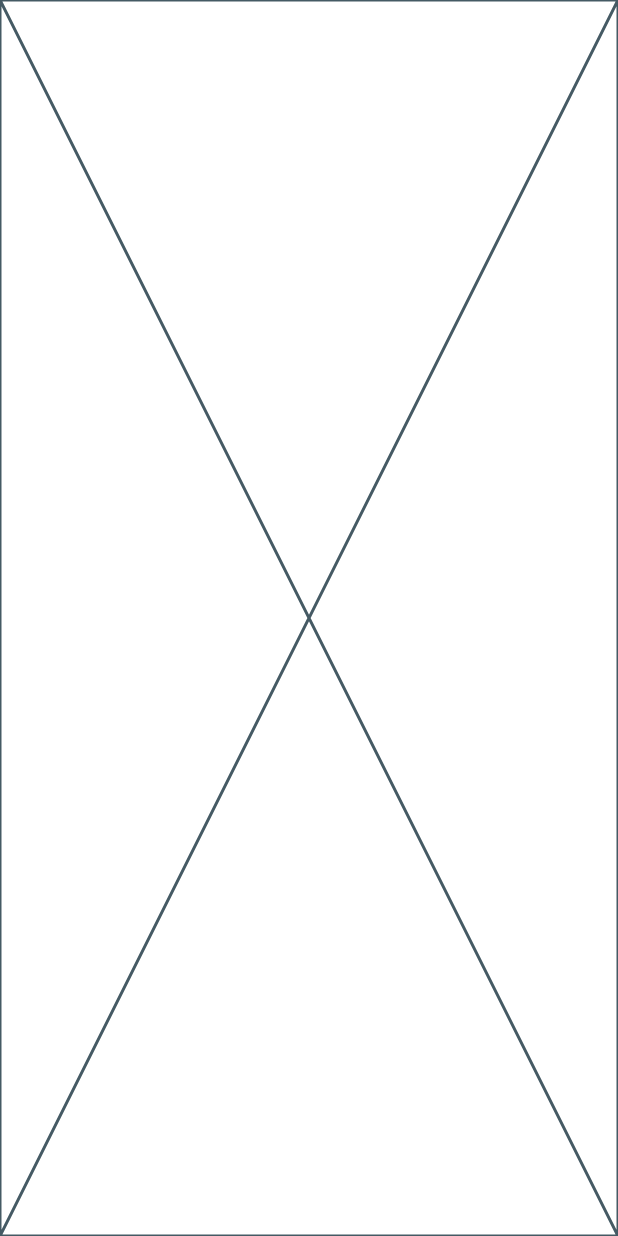
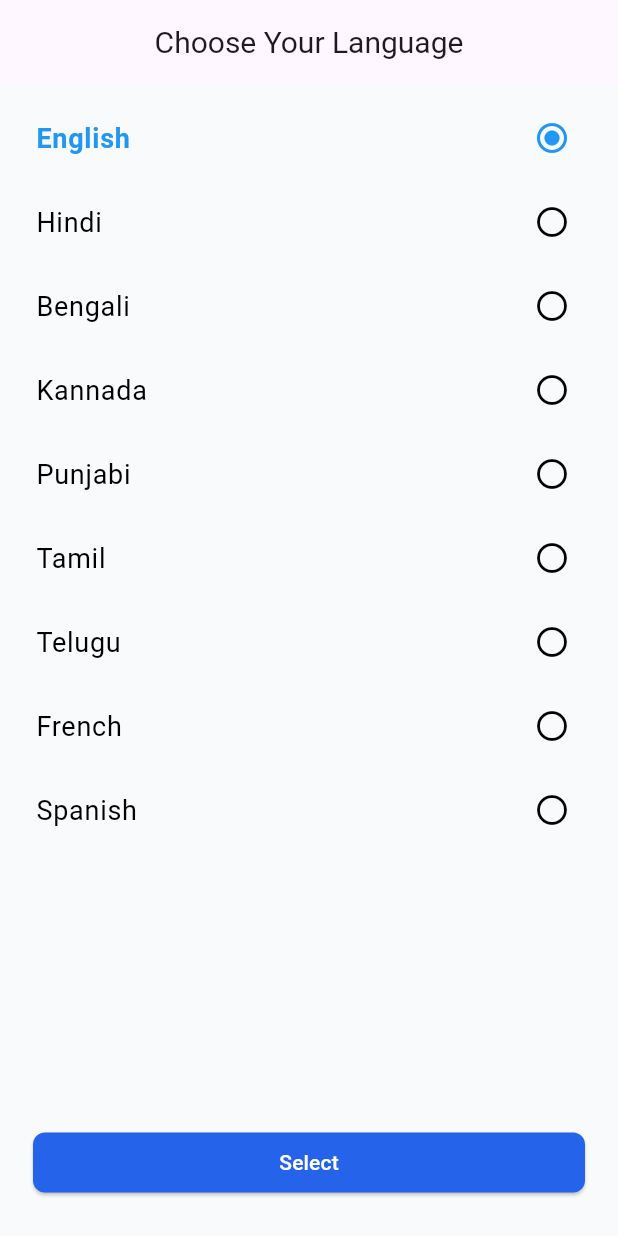
Before and after one commit to Mks30d/CalleyApp, a Flutter app: the screen it shows after launch, on a phone screen of 412 x 824 dp. Run offline on Flutter 3.47's test engine with Material 3 defaults, Android fonts, the phone set to English and light mode, and no system bars.

Commit message:
setup folder structure and LangScreen completed

```diff
--- a/lib/main.dart
+++ b/lib/main.dart
@@ -1,4 +1,4 @@
-import 'package:calley_app/ui/lang_page.dart';
+import 'package:calley_app/screens/lang_screen.dart';
 import 'package:flutter/material.dart';
 
 void main() {
@@ -13,7 +13,7 @@ class MyApp extends StatelessWidget {
     return MaterialApp(
       title: 'Calley App',
       debugShowCheckedModeBanner: false,
-      home: LangPage(),
+      home: LangScreen(),
     );
   }
 }
--- /dev/null
+++ b/lib/screens/graph_screen.dart
@@ -0,0 +1 @@
+import 'package:flutter/material.dart';
--- /dev/null
+++ b/lib/screens/lang_screen.dart
@@ -0,0 +1,67 @@
+import 'package:calley_app/utils/utils.dart';
+import 'package:calley_app/widgets/custom_button.dart';
+import 'package:flutter/material.dart';
+
+class LangScreen extends StatefulWidget {
+  const LangScreen({super.key});
+
+  @override
+  State<LangScreen> createState() => _LangScreenState();
+}
+
+class _LangScreenState extends State<LangScreen> {
+  final List<String> languages = [
+    'English',
+    'Hindi',
+    'Bengali',
+    'Kannada',
+    'Punjabi',
+    'Tamil',
+    'Telugu',
+    'French',
+    'Spanish',
+  ];
+
+  int selectedIndex = 0;
+
+  @override
+  Widget build(BuildContext context) {
+    return Scaffold(
+      backgroundColor: greyShadeColor,
+      appBar: AppBar(
+        title: Text('Choose Your Language', style: TextStyle(fontSize: 20)),
+        centerTitle: true,
+      ),
+      body: Padding(
+        padding: const EdgeInsets.all(8.0),
+        child: ListView.builder(
+          itemCount: languages.length,
+          itemBuilder: (context, index) {
+            final isSelected = index == selectedIndex;
+
+            return ListTile(
+              title: Text(
+                languages[index],
+                style: TextStyle(
+                  fontSize: 18,
+                  fontWeight: isSelected ? FontWeight.bold : FontWeight.normal,
+                  color: isSelected ? Colors.blue : Colors.black,
+                ),
+              ),
+              trailing: isSelected
+                  ? Icon(Icons.radio_button_checked, color: Colors.blue)
+                  : Icon(Icons.radio_button_unchecked, color: Colors.black),
+              onTap: () {
+                setState(() {
+                  selectedIndex = index;
+                });
+              },
+            );
+          },
+        ),
+      ),
+
+      bottomNavigationBar: CustomButton("Select", context),
+    );
+  }
+}
--- a/lib/ui/lang_page.dart
+++ /dev/null
@@ -1,10 +0,0 @@
-import 'package:flutter/material.dart';
-
-class LangPage extends StatelessWidget {
-  const LangPage({super.key});
-
-  @override
-  Widget build(BuildContext context) {
-    return const Placeholder();
-  }
-}
--- /dev/null
+++ b/lib/utils/utils.dart
@@ -0,0 +1,7 @@
+import 'dart:ui';
+
+Color primaryColor = Color(0xff2563eb);
+Color secondaryColor = Color(0xffeff6ff);
+Color thirdColor = Color(0xff1e3365);
+Color whiteShadeColor = Color(0xfffefefe);
+Color greyShadeColor = Color(0xfff8fafc);
--- /dev/null
+++ b/lib/widgets/custom_button.dart
@@ -0,0 +1,18 @@
+import 'package:calley_app/utils/utils.dart';
+import 'package:flutter/material.dart';
+
+Widget CustomButton(String name, BuildContext context) {
+  return Padding(
+    padding: const EdgeInsets.fromLTRB(22, 11, 22, 25),
+    child: ElevatedButton(
+      onPressed: () {},
+      child: Text(name),
+      style: ElevatedButton.styleFrom(
+        backgroundColor: primaryColor,
+        foregroundColor: whiteShadeColor,
+        fixedSize: Size(MediaQuery.of(context).size.width, 40),
+        shape: RoundedRectangleBorder(borderRadius: BorderRadius.circular(8)),
+      ),
+    ),
+  );
+}
--- /dev/null
+++ b/lib/widgets/custom_textfield.dart
@@ -0,0 +1 @@
+import 'package:flutter/material.dart';
```
Also changed, not shown: lib/models/user_model.dart (added), lib/screens/dashboard_screen.dart (added), lib/screens/login_screen.dart (added), lib/screens/onboarding_screen.dart (added), lib/screens/otp_screen.dart (added), lib/screens/settings_screen.dart (added), lib/screens/signup_screen.dart (added), lib/services/api_service.dart (added).
